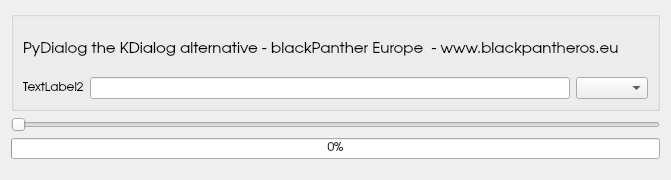
The window that pydialog/modules/window1.ui (thevladsoft/playground) describes before a commit, drawn with Qt 5.
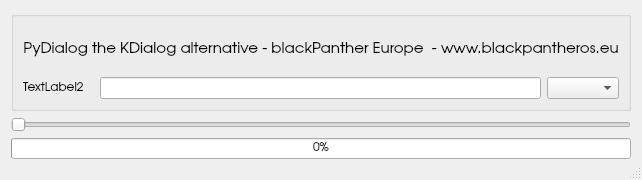
The same window after the commit. Icons and pictures are not drawn.

Commit message: Updated size policy, font size, item positions, etc

```diff
--- a/pydialog/modules/window1.ui
+++ b/pydialog/modules/window1.ui
@@ -12,12 +12,12 @@
    <rect>
     <x>0</x>
     <y>0</y>
-    <width>671</width>
+    <width>350</width>
     <height>180</height>
    </rect>
   </property>
   <property name="sizePolicy">
-   <sizepolicy hsizetype="Maximum" vsizetype="Maximum">
+   <sizepolicy hsizetype="MinimumExpanding" vsizetype="Minimum">
     <horstretch>0</horstretch>
     <verstretch>0</verstretch>
    </sizepolicy>
@@ -57,12 +57,15 @@
     <normaloff>.</normaloff>.</iconset>
   </property>
   <property name="sizeGripEnabled">
-   <bool>false</bool>
+   <bool>true</bool>
   </property>
   <property name="modal">
    <bool>false</bool>
   </property>
   <layout class="QGridLayout" name="gridLayout">
+   <property name="sizeConstraint">
+    <enum>QLayout::SetMinimumSize</enum>
+   </property>
    <item row="0" column="0">
     <layout class="QVBoxLayout" name="verticalLayout">
      <item>
@@ -71,7 +74,7 @@
         <bool>true</bool>
        </property>
        <property name="sizePolicy">
-        <sizepolicy hsizetype="MinimumExpanding" vsizetype="Expanding">
+        <sizepolicy hsizetype="Expanding" vsizetype="Expanding">
          <horstretch>0</horstretch>
          <verstretch>0</verstretch>
         </sizepolicy>
@@ -98,7 +101,7 @@
         <item>
          <widget class="QLabel" name="label">
           <property name="sizePolicy">
-           <sizepolicy hsizetype="Maximum" vsizetype="Maximum">
+           <sizepolicy hsizetype="Expanding" vsizetype="Preferred">
             <horstretch>0</horstretch>
             <verstretch>0</verstretch>
            </sizepolicy>
@@ -114,6 +117,8 @@
             <pointsize>11</pointsize>
             <weight>50</weight>
             <bold>false</bold>
+            <strikeout>false</strikeout>
+            <kerning>true</kerning>
            </font>
           </property>
           <property name="layoutDirection">
@@ -129,7 +134,7 @@
            <bool>true</bool>
           </property>
           <property name="alignment">
-           <set>Qt::AlignLeading|Qt::AlignLeft|Qt::AlignVCenter</set>
+           <set>Qt::AlignCenter</set>
           </property>
           <property name="wordWrap">
            <bool>false</bool>
@@ -148,7 +153,7 @@
         <item>
          <layout class="QHBoxLayout" name="horizontalLayout_2">
           <property name="sizeConstraint">
-           <enum>QLayout::SetMinAndMaxSize</enum>
+           <enum>QLayout::SetNoConstraint</enum>
           </property>
           <item>
            <widget class="QLabel" name="label_2">
@@ -161,7 +166,30 @@
            </widget>
           </item>
           <item>
-           <widget class="QLineEdit" name="lineEdit"/>
+           <spacer name="horizontalSpacer">
+            <property name="orientation">
+             <enum>Qt::Horizontal</enum>
+            </property>
+            <property name="sizeType">
+             <enum>QSizePolicy::Minimum</enum>
+            </property>
+            <property name="sizeHint" stdset="0">
+             <size>
+              <width>10</width>
+              <height>20</height>
+             </size>
+            </property>
+           </spacer>
+          </item>
+          <item>
+           <widget class="QLineEdit" name="lineEdit">
+            <property name="sizePolicy">
+             <sizepolicy hsizetype="Expanding" vsizetype="Fixed">
+              <horstretch>0</horstretch>
+              <verstretch>0</verstretch>
+             </sizepolicy>
+            </property>
+           </widget>
           </item>
           <item>
            <widget class="QComboBox" name="comboBox"/>
@@ -173,6 +201,12 @@
      </item>
      <item>
       <widget class="QSlider" name="horizontalSlider">
+       <property name="sizePolicy">
+        <sizepolicy hsizetype="Expanding" vsizetype="Minimum">
+         <horstretch>0</horstretch>
+         <verstretch>0</verstretch>
+        </sizepolicy>
+       </property>
        <property name="orientation">
         <enum>Qt::Horizontal</enum>
        </property>
@@ -180,6 +214,12 @@
      </item>
      <item>
       <widget class="QProgressBar" name="progressBar">
+       <property name="sizePolicy">
+        <sizepolicy hsizetype="Expanding" vsizetype="Minimum">
+         <horstretch>0</horstretch>
+         <verstretch>0</verstretch>
+        </sizepolicy>
+       </property>
        <property name="value">
         <number>0</number>
        </property>
```
Left out of the diff: 8 changed lines with no effect on the pictures. The commit also changes 1 other file.
